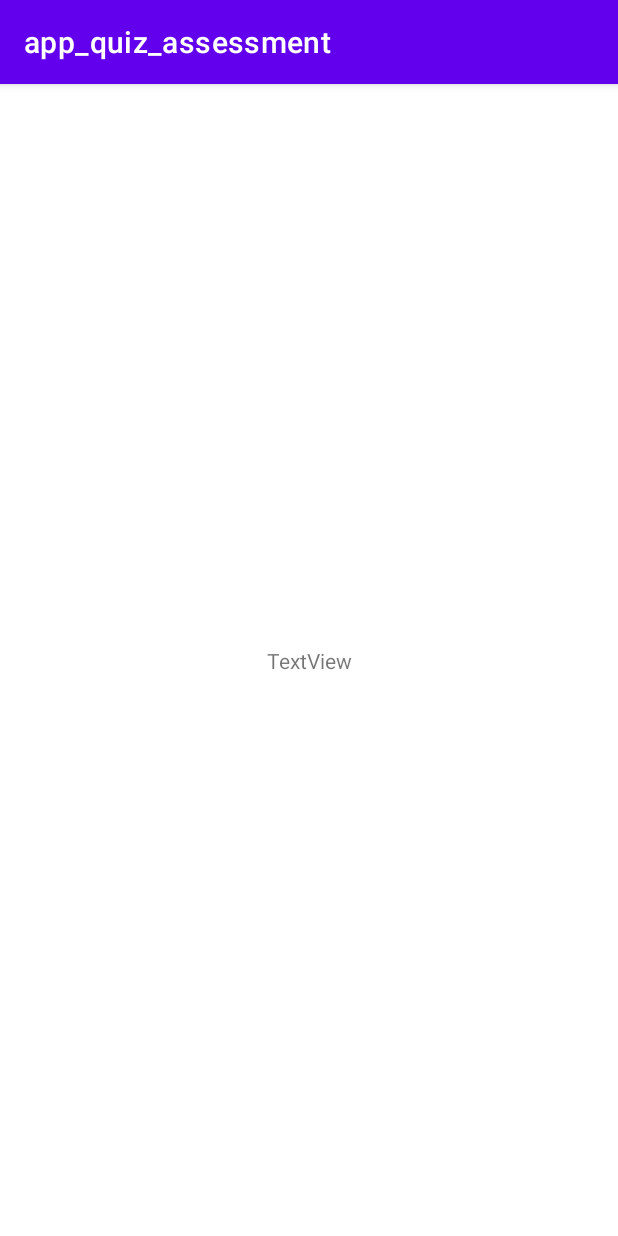
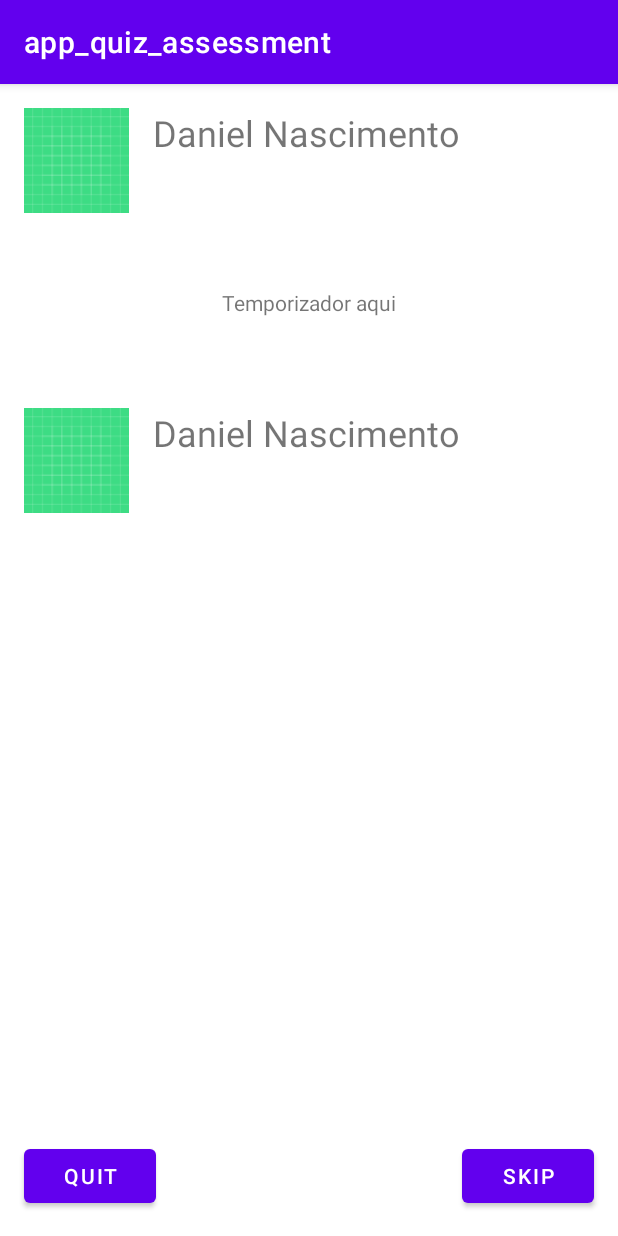
Before and after one commit to danielrn07/app_quiz, an Android app: the QuestionsActivity screen opened directly, with no data from a screen before it, on a phone screen of 412 x 824 dp. Run offline under Robolectric (Android 15) with nearby library versions, the phone set to English and light mode, and no system bars.

Commit message:
Cria esboço da activity_questions

```diff
--- a/app/src/main/res/layout/activity_questions.xml
+++ b/app/src/main/res/layout/activity_questions.xml
@@ -6,14 +6,54 @@
     android:layout_height="match_parent"
     tools:context=".QuestionsActivity">
 
+    <androidx.fragment.app.FragmentContainerView
+        android:id="@+id/fragmentContainerView2"
+        android:name="br.edu.infnet.app_quiz_assessment.ProfileFragment"
+        android:layout_width="match_parent"
+        android:layout_height="0dp"
+        app:layout_constraintEnd_toEndOf="parent"
+        app:layout_constraintStart_toStartOf="parent"
+        app:layout_constraintTop_toTopOf="parent"
+        app:navGraph="@navigation/shape_navigation"
+        />
+
     <TextView
-        android:id="@+id/textView2"
+        android:id="@+id/textView3"
         android:layout_width="wrap_content"
         android:layout_height="wrap_content"
-        android:text="TextView"
+        android:layout_marginTop="50dp"
+        android:text="Temporizador aqui"
+        app:layout_constraintEnd_toEndOf="parent"
+        app:layout_constraintStart_toStartOf="parent"
+        app:layout_constraintTop_toBottomOf="@+id/fragmentContainerView2" />
+
+    <Button
+        android:id="@+id/button"
+        android:layout_width="wrap_content"
+        android:layout_height="wrap_content"
+        android:layout_margin="16dp"
+        android:text="Quit"
+        app:layout_constraintBottom_toBottomOf="parent"
+        app:layout_constraintStart_toStartOf="parent" />
+
+    <Button
+        android:id="@+id/button3"
+        android:layout_width="wrap_content"
+        android:layout_height="wrap_content"
+        android:layout_margin="16dp"
+        android:text="Skip"
+        app:layout_constraintBottom_toBottomOf="parent"
+        app:layout_constraintEnd_toEndOf="parent" />
+
+    <androidx.fragment.app.FragmentContainerView
+        android:id="@+id/fragmentContainerView3"
+        android:name="br.edu.infnet.app_quiz_assessment.ProfileFragment"
+        android:layout_width="match_parent"
+        android:layout_height="match_parent"
+        android:layout_marginTop="200dp"
+        android:layout_marginBottom="200dp"
         app:layout_constraintBottom_toBottomOf="parent"
         app:layout_constraintEnd_toEndOf="parent"
-        app:layout_constraintHorizontal_bias="0.5"
         app:layout_constraintStart_toStartOf="parent"
-        app:layout_constraintTop_toTopOf="parent" />
+        app:layout_constraintTop_toBottomOf="@+id/textView3" />
 </androidx.constraintlayout.widget.ConstraintLayout>
```
